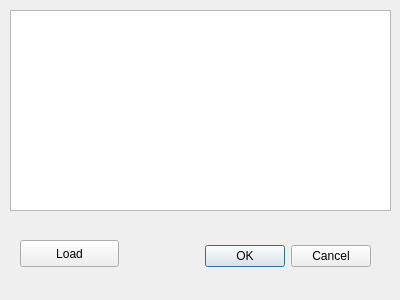
paweln1986/qgis-plugins, file Graniczniki/ui_graniczniki.ui: the form before one commit.
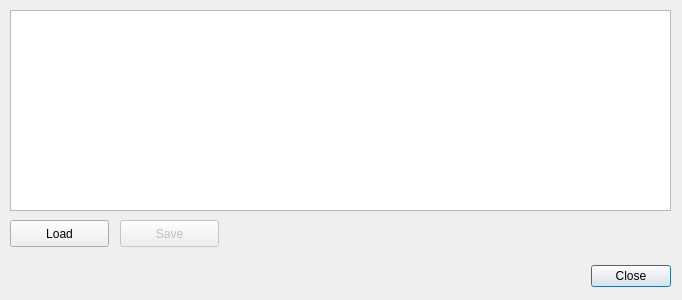
The form after the commit.

Commit message: add save buttons add layer preview add save to postgresq

The edit to the form file:
```diff
--- a/Graniczniki/ui_graniczniki.ui
+++ b/Graniczniki/ui_graniczniki.ui
@@ -6,7 +6,7 @@
    <rect>
     <x>0</x>
     <y>0</y>
-    <width>400</width>
+    <width>682</width>
     <height>300</height>
    </rect>
   </property>
@@ -14,26 +14,38 @@
    <string>Graniczniki</string>
   </property>
   <widget class="QDialogButtonBox" name="buttonBox">
+   <property name="enabled">
+    <bool>true</bool>
+   </property>
    <property name="geometry">
     <rect>
-     <x>30</x>
-     <y>240</y>
-     <width>341</width>
+     <x>10</x>
+     <y>260</y>
+     <width>661</width>
      <height>32</height>
     </rect>
    </property>
+   <property name="minimumSize">
+    <size>
+     <width>341</width>
+     <height>0</height>
+    </size>
+   </property>
    <property name="orientation">
     <enum>Qt::Horizontal</enum>
    </property>
    <property name="standardButtons">
-    <set>QDialogButtonBox::Cancel|QDialogButtonBox::Ok</set>
+    <set>QDialogButtonBox::Close</set>
+   </property>
+   <property name="centerButtons">
+    <bool>false</bool>
    </property>
   </widget>
   <widget class="QPushButton" name="loadButton">
    <property name="geometry">
     <rect>
-     <x>20</x>
-     <y>240</y>
+     <x>10</x>
+     <y>220</y>
      <width>99</width>
      <height>27</height>
     </rect>
@@ -47,11 +59,27 @@
     <rect>
      <x>10</x>
      <y>10</y>
-     <width>381</width>
+     <width>661</width>
      <height>201</height>
     </rect>
    </property>
   </widget>
+  <widget class="QPushButton" name="saveButton">
+   <property name="enabled">
+    <bool>false</bool>
+   </property>
+   <property name="geometry">
+    <rect>
+     <x>120</x>
+     <y>220</y>
+     <width>99</width>
+     <height>27</height>
+    </rect>
+   </property>
+   <property name="text">
+    <string>Save</string>
+   </property>
+  </widget>
  </widget>
  <resources/>
  <connections>
```
Left out of the diff: 16 changed lines with no effect on the pictures. The commit also changes 2 other files.
